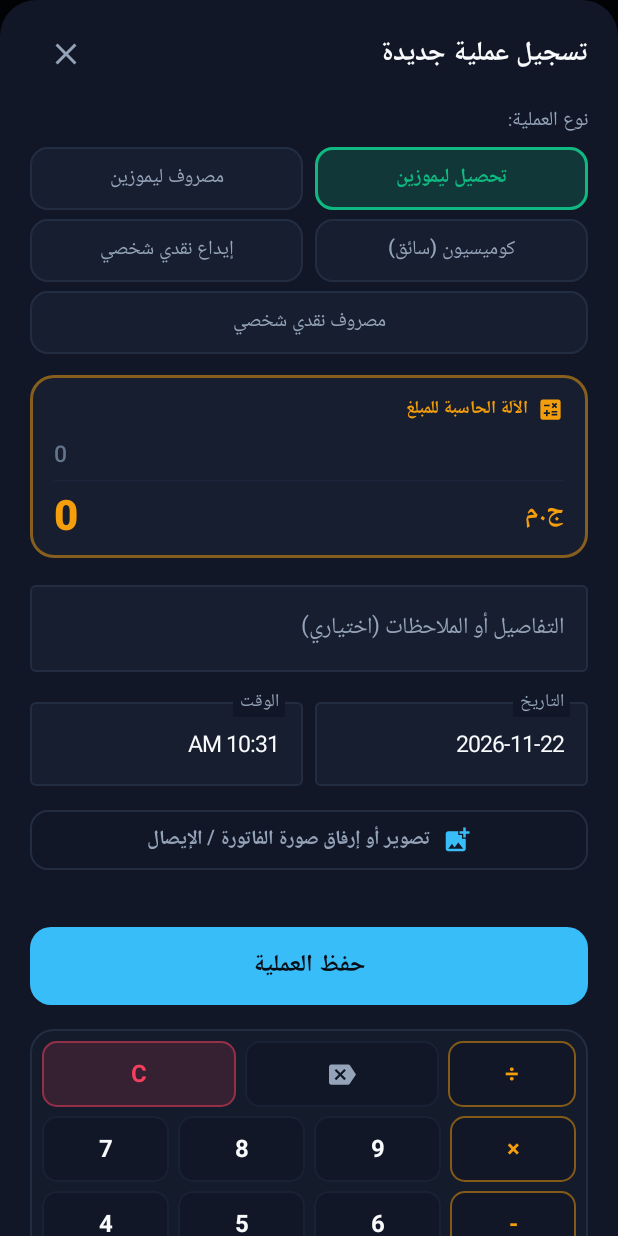
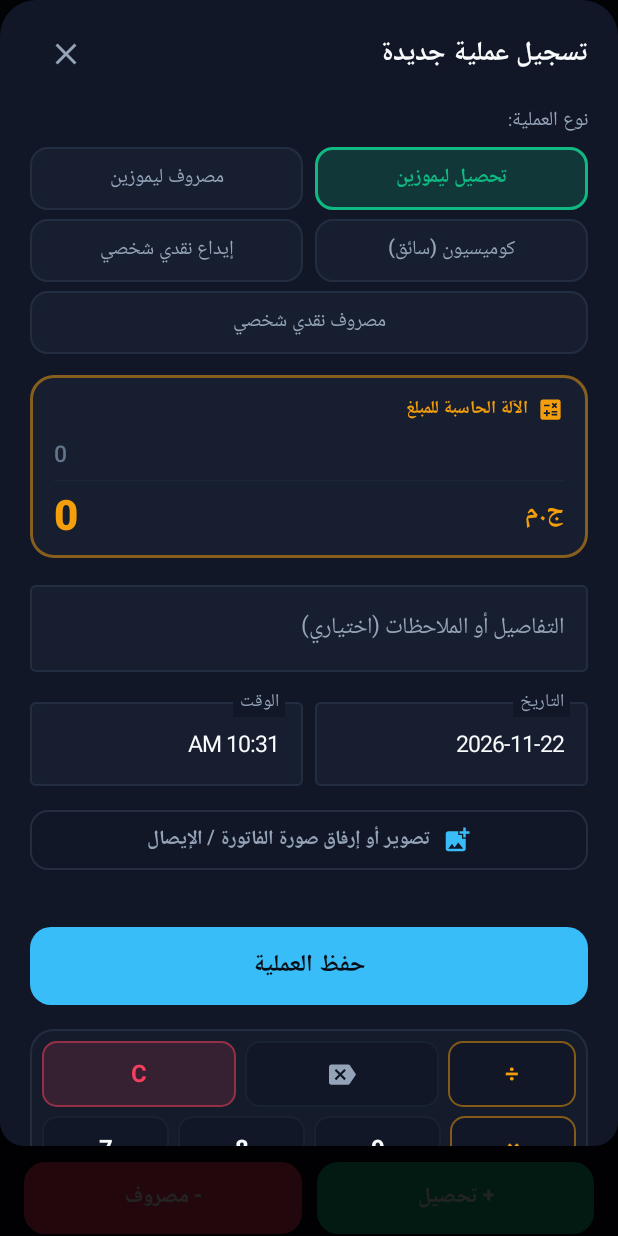
Before and after one commit to AMK500/first-limo-finance, an Android app built with Jetpack Compose: the composable DashboardScreen shown on its own in the app's theme, after a tap on "+ تحصيل", on a phone screen of 412 x 824 dp. Run offline under Robolectric (Android 15) with nearby library versions, the phone set to English and light mode, and no system bars; pictures from the network do not load.

Commit message:
Fix: Lift calculator Card container 60dp above Android system navigation bar

```diff
--- a/app/build.gradle.kts
+++ b/app/build.gradle.kts
@@ -14,7 +14,7 @@ android {
         applicationId = "com.firstlimo.finance"
         minSdk = 24
         targetSdk = 35
-        versionCode = 16
+        versionCode = 17
         versionName = "2.0.5"
 
         testInstrumentationRunner = "androidx.test.runner.AndroidJUnitRunner"
--- a/app/src/main/java/com/firstlimo/finance/ui/components/AddTransactionSheet.kt
+++ b/app/src/main/java/com/firstlimo/finance/ui/components/AddTransactionSheet.kt
@@ -174,12 +174,16 @@ fun AddTransactionSheet(
         }
     }
 
+    val navBarHeight = WindowInsets.navigationBars.asPaddingValues().calculateBottomPadding()
+    val bottomMargin = maxOf(navBarHeight, 60.dp)
+
     Dialog(
         onDismissRequest = onDismiss,
         properties = DialogProperties(
             usePlatformDefaultWidth = false,
             dismissOnClickOutside = false,
-            dismissOnBackPress = true
+            dismissOnBackPress = true,
+            decorFitsSystemWindows = false
         )
     ) {
         Box(
@@ -191,9 +195,9 @@ fun AddTransactionSheet(
             Card(
                 modifier = Modifier
                     .fillMaxWidth()
-                    .navigationBarsPadding()
+                    .padding(bottom = bottomMargin)
                     .imePadding(),
-                shape = RoundedCornerShape(topStart = 24.dp, topEnd = 24.dp),
+                shape = RoundedCornerShape(topStart = 24.dp, topEnd = 24.dp, bottomStart = 16.dp, bottomEnd = 16.dp),
                 colors = CardDefaults.cardColors(containerColor = DarkSurface)
             ) {
                 Column(
@@ -723,9 +727,7 @@ fun AddTransactionSheet(
                 }
             }
 
-            Spacer(modifier = Modifier.height(16.dp))
-            Spacer(modifier = Modifier.navigationBarsPadding())
-            Spacer(modifier = Modifier.height(28.dp))
+            Spacer(modifier = Modifier.height(20.dp))
                 }
             }
         }
```
Also changed, not shown: app/src/main/java/com/firstlimo/finance/ui/components/AddDebtTransactionSheet.kt (+8 -6 lines), 1 other file.
